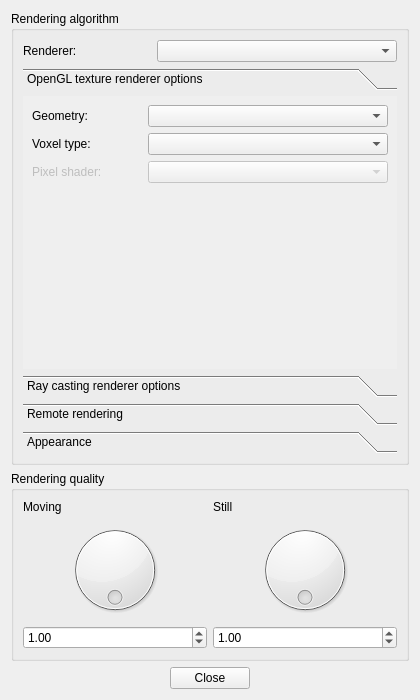
Above: vox-desk-qt/src/vvprefdialog.ui from deskvox/deskvox before the change. Below: the same form after it.
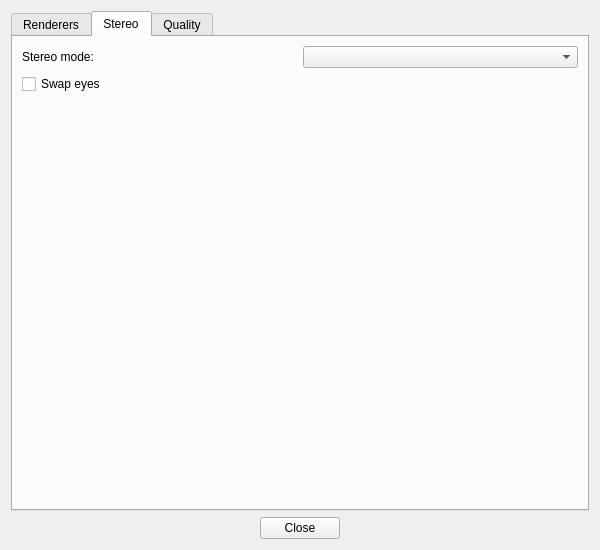
That is the form after the change.

Commit message:
Redesigned preferences dialog
Use a tab widget instead of a vertically stacked layout for
better overview

What changed in the file:
```diff
--- a/vox-desk-qt/src/vvprefdialog.ui
+++ b/vox-desk-qt/src/vvprefdialog.ui
@@ -6,19 +6,23 @@
    <rect>
     <x>0</x>
     <y>0</y>
-    <width>420</width>
-    <height>700</height>
+    <width>600</width>
+    <height>550</height>
    </rect>
   </property>
   <property name="windowTitle">
    <string>Preferences</string>
   </property>
-  <layout class="QVBoxLayout" name="verticalLayout_2">
+  <layout class="QVBoxLayout" name="verticalLayout_9">
    <item>
-    <widget class="QGroupBox" name="renderingBox">
-     <property name="title">
-      <string>Rendering algorithm</string>
+    <widget class="QTabWidget" name="tabWidget">
+     <property name="currentIndex">
+      <number>1</number>
      </property>
+     <widget class="QWidget" name="rendererTab">
+      <attribute name="title">
+       <string>Renderers</string>
+      </attribute>
      <layout class="QVBoxLayout" name="verticalLayout">
       <item>
        <layout class="QHBoxLayout" name="rendererLayout">
@@ -51,8 +55,8 @@
           <rect>
            <x>0</x>
            <y>0</y>
-           <width>371</width>
-           <height>138</height>
+            <width>351</width>
+            <height>176</height>
           </rect>
          </property>
          <attribute name="label">
@@ -402,13 +406,54 @@
       </item>
      </layout>
     </widget>
+     <widget class="QWidget" name="stereoTab">
+      <attribute name="title">
+       <string>Stereo</string>
+      </attribute>
+      <layout class="QVBoxLayout" name="verticalLayout_2">
+       <item>
+        <layout class="QHBoxLayout" name="stereoModeLayout">
+         <item>
+          <widget class="QLabel" name="stereoModeLabel">
+           <property name="text">
+            <string>Stereo mode:</string>
+           </property>
+          </widget>
    </item>
    <item>
-    <widget class="QGroupBox" name="qualityBox">
-     <property name="title">
-      <string>Rendering quality</string>
-     </property>
-     <layout class="QHBoxLayout" name="horizontalLayout">
+          <widget class="QComboBox" name="stereoModeBox"/>
+         </item>
+        </layout>
+       </item>
+       <item>
+        <widget class="QCheckBox" name="swapEyesBox">
+         <property name="text">
+          <string>Swap eyes</string>
+         </property>
+        </widget>
+       </item>
+       <item>
+        <spacer name="stereoSpacer">
+         <property name="orientation">
+          <enum>Qt::Vertical</enum>
+         </property>
+         <property name="sizeHint" stdset="0">
+          <size>
+           <width>20</width>
+           <height>40</height>
+          </size>
+         </property>
+        </spacer>
+       </item>
+      </layout>
+     </widget>
+     <widget class="QWidget" name="qualityTab">
+      <attribute name="title">
+       <string>Quality</string>
+      </attribute>
+      <layout class="QVBoxLayout" name="verticalLayout_8">
+       <item>
+        <layout class="QHBoxLayout" name="qualityLayout">
       <item>
        <layout class="QVBoxLayout" name="movingLayout">
         <item>
@@ -484,6 +529,22 @@
        </layout>
       </item>
      </layout>
+       </item>
+       <item>
+        <spacer name="qualitySpacer">
+         <property name="orientation">
+          <enum>Qt::Vertical</enum>
+         </property>
+         <property name="sizeHint" stdset="0">
+          <size>
+           <width>20</width>
+           <height>247</height>
+          </size>
+         </property>
+        </spacer>
+       </item>
+      </layout>
+     </widget>
     </widget>
    </item>
    <item>
```
Left out of the diff: 12 changed lines with no effect on the pictures. Lines whose indentation alone changed are shown as unchanged. The commit also changes 1 other file.
